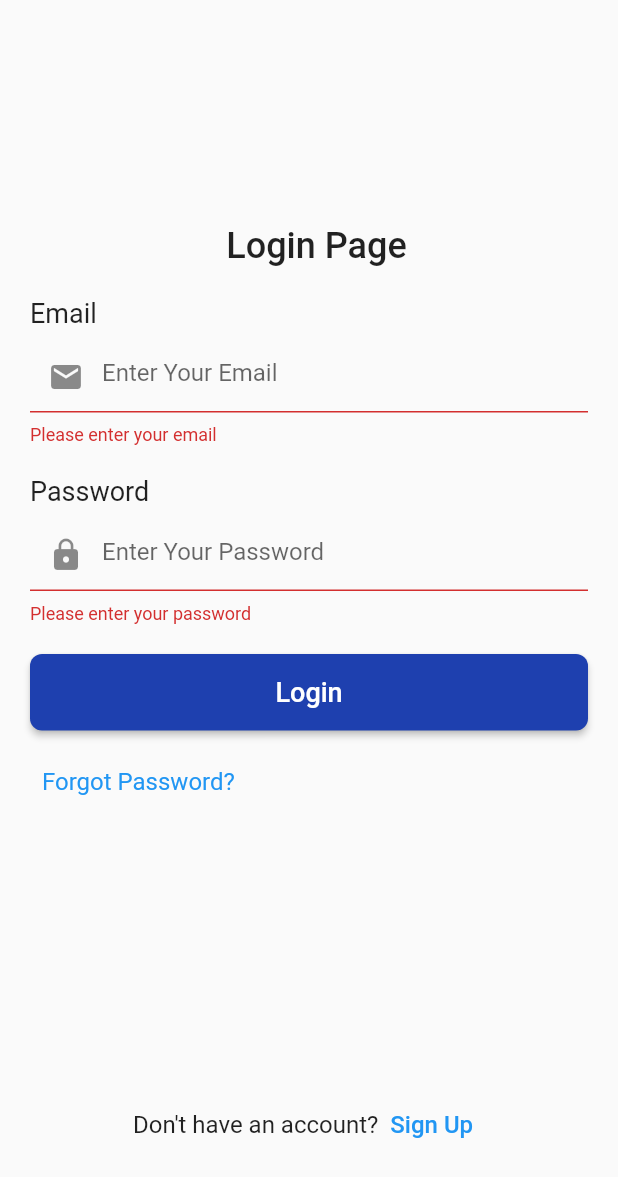
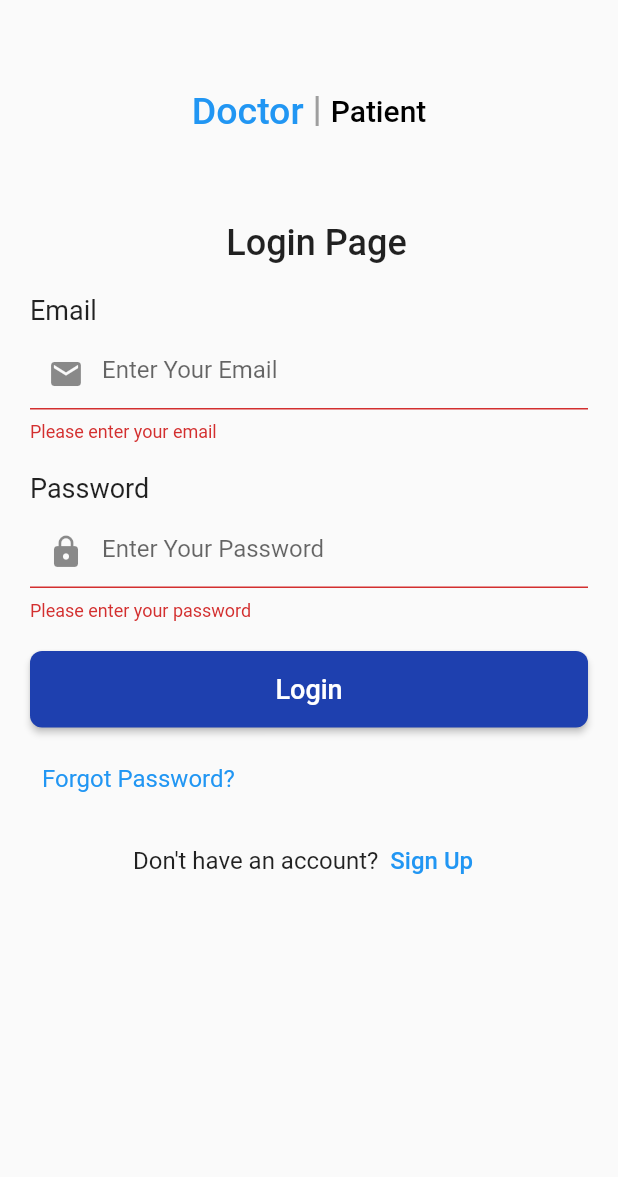
Before and after one commit to fufex3934/doctor-appointment, a Flutter app: the LoginPage screen opened directly, after a tap on "Login", on a phone screen of 412 x 824 dp. Shown: the top 1177 px of the screen. Run offline on Flutter 3.47's test engine with Material 2 defaults, Android fonts, the phone set to English and light mode, and no system bars; our stand-ins replace geolocator, google_maps_flutter, table_calendar.

```diff
--- a/lib/view/login_page.dart
+++ b/lib/view/login_page.dart
@@ -1,9 +1,21 @@
+import 'package:doctor/view/4Doctor/today_appointments.dart';
+import 'package:doctor/view/4Patient/Category/CategoryChoose.dart';
+import 'package:doctor/view/Registration_page.dart';
 import 'package:flutter/material.dart';
 
-class LoginPage extends StatelessWidget {
+class LoginPage extends StatefulWidget {
   static const routeName = 'login';
 
   const LoginPage({Key? key}) : super(key: key);
+
+  @override
+  State<LoginPage> createState() => _LoginPageState();
+}
+
+class _LoginPageState extends State<LoginPage> {
+  String selectedOption = "Doctor";
+  List<String> options = ["Doctor", "Patient"];
+  int currentPageIndex = 0;
 
   @override
   Widget build(BuildContext context) {
@@ -14,7 +26,52 @@ class LoginPage extends StatelessWidget {
     return Scaffold(
       body: Padding(
         padding: const EdgeInsets.symmetric(horizontal: 20.0, vertical: 50),
+        child: Column(
+          children: [
+            Row(
+              mainAxisAlignment: MainAxisAlignment.center,
+              children: <Widget>[
+                TextButton(
+                  onPressed: () {
+                    setState(() {
+                      selectedOption = "Doctor";
+                      currentPageIndex = 0;
+                    });
+                  },
+                  child: Text(
+                    "Doctor",
+                    style: TextStyle(
+                        fontSize: selectedOption == "Doctor" ? 25 : 20,
+                        color: selectedOption == "Doctor"
+                            ? Colors.blue
+                            : Colors.black),
+                  ),
+                ),
+                Container(
+                  width: 2, // Width of the vertical line
+                  height: 20, // Height of the vertical line
+                  color: Colors.grey, // Color of the vertical line
+                ),
+                TextButton(
+                    onPressed: () {
+                      setState(() {
+                        selectedOption = "Patient";
+                        currentPageIndex = 1;
+                      });
+                    },
+                    child: Text(
+                      "Patient",
+                      style: TextStyle(
+                          fontSize: selectedOption == "Patient" ? 25 : 20,
+                          color: selectedOption == "Patient"
+                              ? Colors.blue
+                              : Colors.black),
+                    )),
+              ],
+            ),
+            SingleChildScrollView(
               child: Container(
+                height: 500, //TODO: make dynamic height using media query
                 child: Form(
                   key: _formKey,
                   child: Column(
@@ -22,11 +79,11 @@ class LoginPage extends StatelessWidget {
                     children: [
                       const Center(
                         child: Padding(
-                    padding: EdgeInsets.only(left: 10, top: 100),
+                          padding: EdgeInsets.only(left: 10, top: 50),
                           child: Text(
                             "Login Page",
-                      style:
-                          TextStyle(fontSize: 24, fontWeight: FontWeight.w500),
+                            style: TextStyle(
+                                fontSize: 24, fontWeight: FontWeight.w500),
                           ),
                         ),
                       ),
@@ -52,10 +109,11 @@ class LoginPage extends StatelessWidget {
                           // Add email format validation here if needed
                           return null;
                         },
-                  // onSaved: (value) {
-                  //
-                  //   _email = value!;
-                  // },
+                        onSaved: (value) {
+                          setState(() {
+                            _email = value!;
+                          });
+                        },
                       ),
                       const SizedBox(height: 20),
                       const Text(
@@ -79,9 +137,11 @@ class LoginPage extends StatelessWidget {
                           // Add password complexity validation here if needed
                           return null;
                         },
-                  // onSaved: (value) {
-                  //   _password = value!;
-                  // },
+                        onSaved: (value) {
+                          setState(() {
+                            _password = value!;
+                          });
+                        },
                       ),
                       const SizedBox(height: 20),
                       ElevatedButton(
@@ -89,6 +149,26 @@ class LoginPage extends StatelessWidget {
                           if (_formKey.currentState!.validate()) {
                             _formKey.currentState!.save();
                             // Call  login function here using _email and _password
+
+                            if (_email == "aa@gmail.com" &&
+                                _password == "1234") {
+                              //TODO :  use switch
+                              if (selectedOption == "Doctor") {
+                                Navigator.push(
+                                    context,
+                                    MaterialPageRoute(
+                                        builder: (context) =>
+                                            TodayAppointments()));
+                              } else if (selectedOption == "Patient") {
+                                Navigator.push(
+                                    context,
+                                    MaterialPageRoute(
+                                        builder: (context) =>
+                                            CategoryChoice()));
+                              }
+                            } else {
+                              print("Please check emaill and password");
+                            }
                           }
                         },
                         style: ElevatedButton.styleFrom(
@@ -137,7 +217,10 @@ class LoginPage extends StatelessWidget {
                           ),
                           TextButton(
                             onPressed: () {
-                        // Add registration logic here
+                              Navigator.push(
+                                  context,
+                                  MaterialPageRoute(
+                                      builder: (context) => LandingPage()));
                             },
                             child: const Text(
                               "Sign Up",
@@ -155,6 +238,9 @@ class LoginPage extends StatelessWidget {
                 ),
               ),
             ),
+          ],
+        ),
+      ),
     );
   }
 }
--- a/lib/view/splashPage/splash_Screen.dart
+++ b/lib/view/splashPage/splash_Screen.dart
@@ -1,5 +1,5 @@
 import 'package:doctor/view/4Doctor/Register.dart';
-import 'package:doctor/view/LandingPage.dart';
+import 'package:doctor/view/Registration_page.dart';
 import 'package:flutter/material.dart';
 import '../4Patient/Category/CategoryChoose.dart';
 
```
Also changed, not shown: lib/view/Registration_page.dart (renamed from lib/view/LandingPage.dart). Lines whose indentation alone changed are shown as unchanged.
